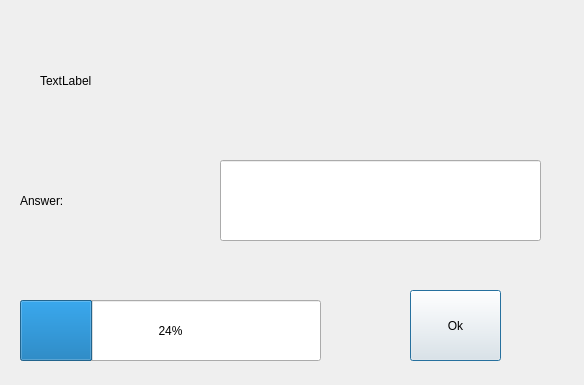
Before: the Qt Designer form arithmeticwindow.ui in Mike-Wazovsky/Great-project-1-course, drawn with Qt 5.
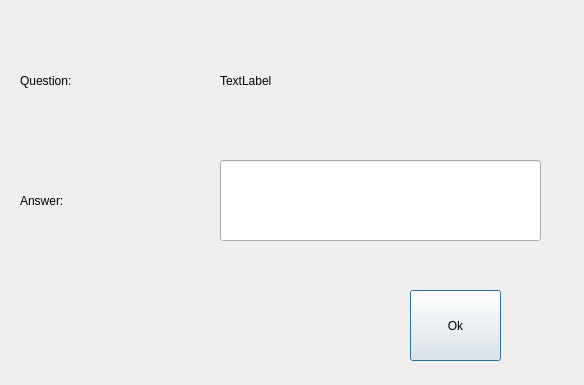
After: the same form once the commit is applied.

The edit to the form file:
```diff
--- a/arithmeticwindow.ui
+++ b/arithmeticwindow.ui
@@ -26,19 +26,6 @@
     <string>Answer:</string>
    </property>
   </widget>
-  <widget class="QProgressBar" name="progressBar">
-   <property name="geometry">
-    <rect>
-     <x>20</x>
-     <y>300</y>
-     <width>301</width>
-     <height>61</height>
-    </rect>
-   </property>
-   <property name="value">
-    <number>24</number>
-   </property>
-  </widget>
   <widget class="QLineEdit" name="lineEdit">
    <property name="geometry">
     <rect>
@@ -52,9 +39,9 @@
   <widget class="QLabel" name="label_2">
    <property name="geometry">
     <rect>
-     <x>40</x>
+     <x>220</x>
      <y>40</y>
-     <width>451</width>
+     <width>311</width>
      <height>81</height>
     </rect>
    </property>
@@ -75,6 +62,19 @@
     <string>Ok</string>
    </property>
   </widget>
+  <widget class="QLabel" name="label_3">
+   <property name="geometry">
+    <rect>
+     <x>20</x>
+     <y>40</y>
+     <width>171</width>
+     <height>81</height>
+    </rect>
+   </property>
+   <property name="text">
+    <string>Question:</string>
+   </property>
+  </widget>
  </widget>
  <resources/>
  <connections/>
```
